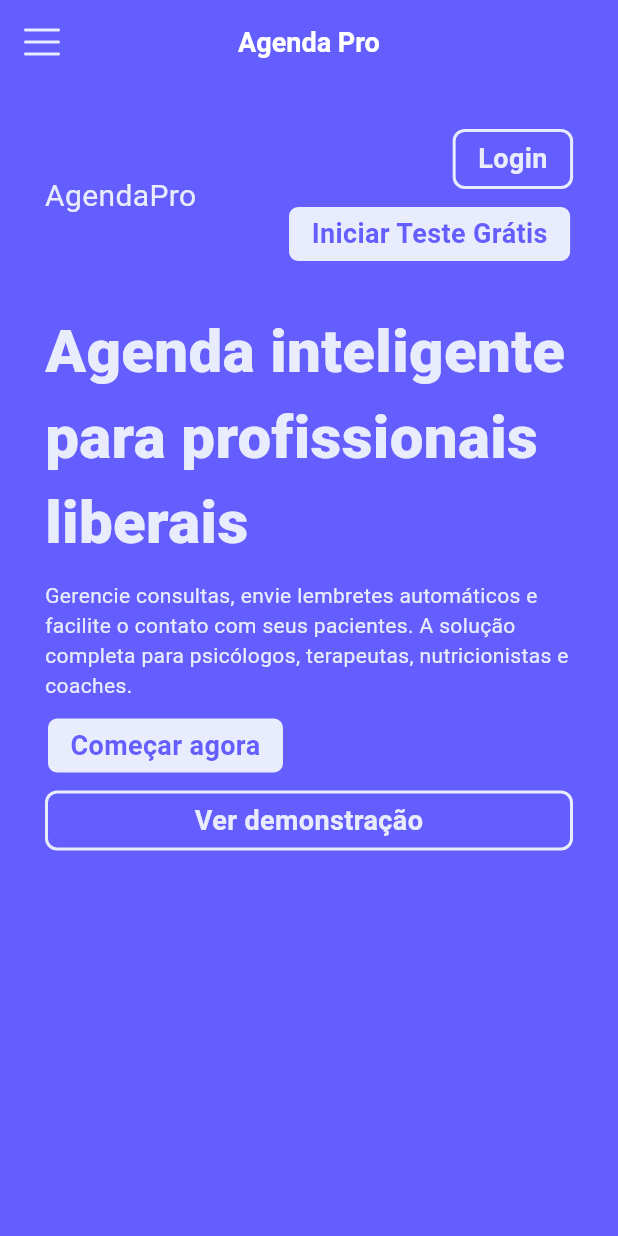
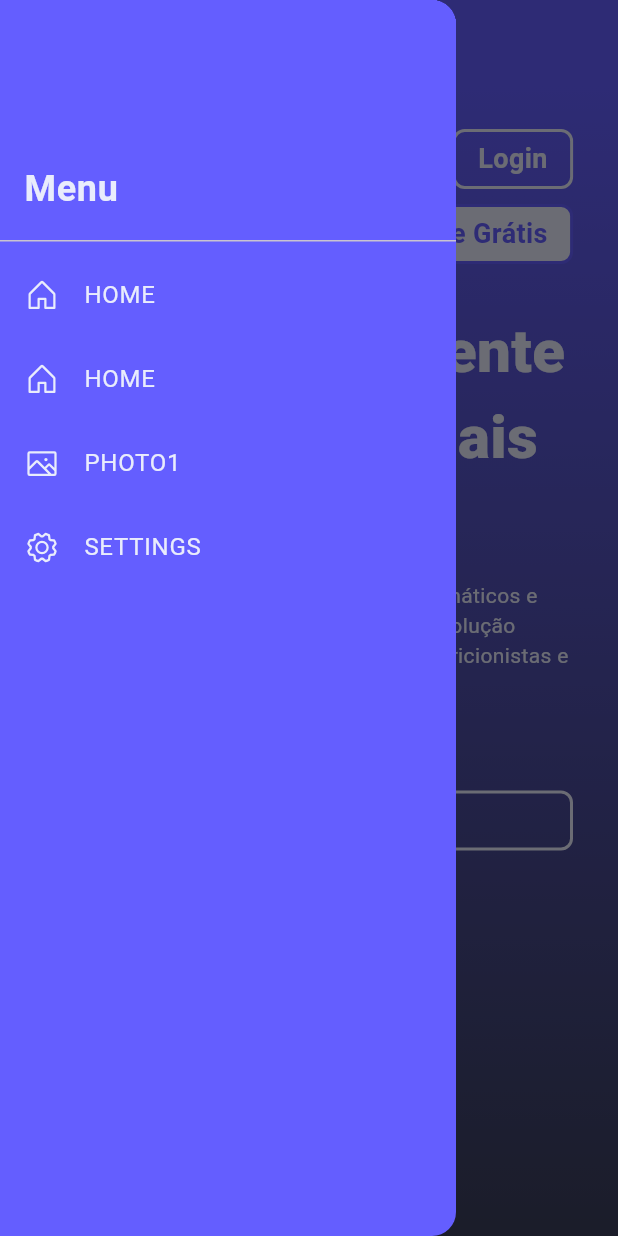
Before and after one commit to marrcoso/flutter_agenda_pro, a Flutter app: the screen it shows after launch, with the side drawer open (before the commit the screen has no drawer), on a phone screen of 412 x 824 dp. Run offline on Flutter 3.47's test engine with Material 3 defaults, Android fonts, the phone set to English and light mode, and no system bars; our stand-ins replace phosphor_flutter.

Commit message:
Adicionando Drawer e separando a home.dart

```diff
--- /dev/null
+++ b/lib/models/build_drawer.dart
@@ -0,0 +1,71 @@
+import 'package:flutter/material.dart';
+import 'package:phosphor_flutter/phosphor_flutter.dart';
+
+class BuildDrawer extends StatelessWidget {
+  const BuildDrawer({super.key});
+
+  @override
+  Widget build(BuildContext context) {
+    return Drawer(
+      backgroundColor: const Color(0xff645EFF),
+      child: ListView(
+        padding: EdgeInsets.zero,
+        children: [
+          const DrawerHeader(
+            decoration: BoxDecoration(color: Color(0xff645EFF)),
+            child: Column(
+              crossAxisAlignment: CrossAxisAlignment.start,
+              mainAxisAlignment: MainAxisAlignment.end,
+              children: [
+                Text(
+                  'Menu',
+                  style: TextStyle(
+                    color: Color(0xffE9ECFC),
+                    fontSize: 24,
+                    fontWeight: FontWeight.bold,
+                  ),
+                ),
+                SizedBox(height: 8),
+              ],
+            ),
+          ),
+          _buildDrawerItem(
+            icon: PhosphorIconsRegular.house,
+            title: 'HOME',
+            onTap: () => Navigator.pop(context),
+          ),
+          _buildDrawerItem(
+            icon: PhosphorIconsRegular.house,
+            title: 'HOME',
+            onTap: () => Navigator.pop(context),
+          ),
+          _buildDrawerItem(
+            icon: PhosphorIconsRegular.image,
+            title: 'PHOTO1',
+            onTap: () => Navigator.pop(context),
+          ),
+          _buildDrawerItem(
+            icon: PhosphorIconsRegular.gear,
+            title: 'SETTINGS',
+            onTap: () => Navigator.pop(context),
+          ),
+        ],
+      ),
+    );
+  }
+}
+
+Widget _buildDrawerItem({
+  required IconData icon,
+  required String title,
+  required VoidCallback onTap,
+}) {
+  return ListTile(
+    leading: Icon(icon, color: const Color(0xffE9ECFC), size: 24),
+    title: Text(
+      title,
+      style: const TextStyle(color: Color(0xffE9ECFC), fontSize: 16),
+    ),
+    onTap: onTap,
+  );
+}
--- a/lib/pages/home.dart
+++ b/lib/pages/home.dart
@@ -1,4 +1,5 @@
 import 'package:flutter/material.dart';
+import 'package:flutter_agenda_pro/models/build_drawer.dart';
 import 'package:flutter_agenda_pro/models/button_model.dart';
 import 'package:phosphor_flutter/phosphor_flutter.dart';
 
@@ -8,17 +9,61 @@ class HomePage extends StatelessWidget {
   @override
   Widget build(BuildContext context) {
     return Scaffold(
-      appBar: appBar(),
-      backgroundColor: Color(0xff645EFF),
-      body: Column(
-        children: [
-          Container(
-            margin: EdgeInsets.only(top: 30),
+      appBar: _buildAppBar(),
+      drawer: BuildDrawer(),
+      body: Container(
+        decoration: _linearBoxDecoration(),
+        child: ListView(children: [_header(), _mainPage()]),
+      ),
+    );
+  }
+
+  BoxDecoration _linearBoxDecoration() {
+    return const BoxDecoration(
+      gradient: LinearGradient(
+        begin: Alignment.topCenter,
+        end: Alignment.bottomCenter,
+        colors: [Color(0xff645EFF), Color.fromARGB(255, 58, 63, 90)],
+      ),
+    );
+  }
+
+  PreferredSizeWidget _buildAppBar() {
+    return AppBar(
+      title: const Text(
+        'Agenda Pro',
+        style: TextStyle(
+          color: Colors.white,
+          fontSize: 18,
+          fontWeight: FontWeight.bold,
+        ),
+      ),
+      backgroundColor: const Color(0xff645EFF),
+      elevation: 0.0,
+      centerTitle: true,
+      leading: Builder(
+        builder: (context) => IconButton(
+          icon: Icon(
+            PhosphorIconsRegular.list,
+            size: 32,
+            color: const Color(0xffE9ECFC),
+          ),
+          onPressed: () {
+            Scaffold.of(context).openDrawer();
+          },
+        ),
+      ),
+    );
+  }
+
+  Container _header() {
+    return Container(
+      margin: const EdgeInsets.only(top: 30),
       child: Row(
         mainAxisAlignment: MainAxisAlignment.spaceAround,
         crossAxisAlignment: CrossAxisAlignment.center,
         children: [
-                Text(
+          const Text(
             'AgendaPro',
             style: TextStyle(color: Color(0xffE9ECFC), fontSize: 20),
           ),
@@ -28,28 +73,31 @@ class HomePage extends StatelessWidget {
               children: [
                 ButtonModel(
                   nome: 'Login',
-                        corBorda: Color(0xffE9ECFC),
-                        corTexto: Color(0xffE9ECFC),
+                  corBorda: const Color(0xffE9ECFC),
+                  corTexto: const Color(0xffE9ECFC),
                 ),
-                      SizedBox(height: 10),
+                const SizedBox(height: 10),
                 ButtonModel(
                   nome: 'Iniciar Teste Grátis',
-                        corFundo: Color(0xffE9ECFC),
-                        corTexto: Color(0xff645EFF),
-                        corBorda: Color(0xff645EFF),
+                  corFundo: const Color(0xffE9ECFC),
+                  corTexto: const Color(0xff645EFF),
+                  corBorda: const Color(0xff645EFF),
                 ),
               ],
             ),
           ),
         ],
       ),
-          ),
-          Container(
-            padding: EdgeInsets.only(left: 30, right: 30, top: 30),
+    );
+  }
+
+  Container _mainPage() {
+    return Container(
+      padding: const EdgeInsets.only(left: 30, right: 30, top: 30),
       child: Column(
         crossAxisAlignment: CrossAxisAlignment.start,
         children: [
-                Text(
+          const Text(
             'Agenda inteligente para profissionais liberais',
             style: TextStyle(
               fontWeight: FontWeight.w900,
@@ -57,8 +105,8 @@ class HomePage extends StatelessWidget {
               color: Color(0xffE9ECFC),
             ),
           ),
-                Padding(
-                  padding: EdgeInsetsGeometry.symmetric(vertical: 10),
+          const Padding(
+            padding: EdgeInsets.symmetric(vertical: 10),
             child: Text(
               'Gerencie consultas, envie lembretes automáticos e facilite o contato com seus pacientes. A solução completa para psicólogos, terapeutas, nutricionistas e coaches.',
               style: TextStyle(
@@ -70,52 +118,21 @@ class HomePage extends StatelessWidget {
           ),
           ButtonModel(
             nome: 'Começar agora',
-                  corFundo: Color(0xffE9ECFC),
-                  corBorda: Color(0xff645EFF),
-                  corTexto: Color(0xff645EFF),
+            corFundo: const Color(0xffE9ECFC),
+            corBorda: const Color(0xff645EFF),
+            corTexto: const Color(0xff645EFF),
           ),
-                SizedBox(height: 10),
+          const SizedBox(height: 10),
           SizedBox(
             width: double.infinity,
             child: ButtonModel(
               nome: 'Ver demonstração',
-                    corBorda: Color(0xffE9ECFC),
-                    corTexto: Color(0xffE9ECFC),
-                  ),
-                ),
-              ],
+              corBorda: const Color(0xffE9ECFC),
+              corTexto: const Color(0xffE9ECFC),
             ),
           ),
         ],
       ),
     );
   }
-
-  AppBar appBar() {
-    return AppBar(
-      title: Text(
-        'Agenda Pro',
-        style: TextStyle(
-          color: Colors.white,
-          fontSize: 18,
-          fontWeight: FontWeight.bold,
-        ),
-      ),
-      backgroundColor: Color(0xff645EFF),
-      elevation: 0.0,
-      centerTitle: true,
-      leading: GestureDetector(
-        onTap: () {},
-        child: Container(
-          margin: EdgeInsets.all(10),
-          decoration: BoxDecoration(borderRadius: BorderRadius.circular(10)),
-          child: Icon(
-            PhosphorIconsRegular.list,
-            size: 32,
-            color: Color(0xffE9ECFC),
-          ),
-        ),
-      ),
-    );
 }
-}
--- a/pubspec.yaml
+++ b/pubspec.yaml
@@ -36,6 +36,7 @@ dependencies:
   cupertino_icons: ^1.0.8
   flutter_svg: ^2.1.0
   phosphor_flutter: ^2.1.0
+  flutter_advanced_drawer: ^1.5.0
 
 dev_dependencies:
   flutter_test:
```
Also changed, not shown: pubspec.lock. Lines whose indentation alone changed are shown as unchanged.
